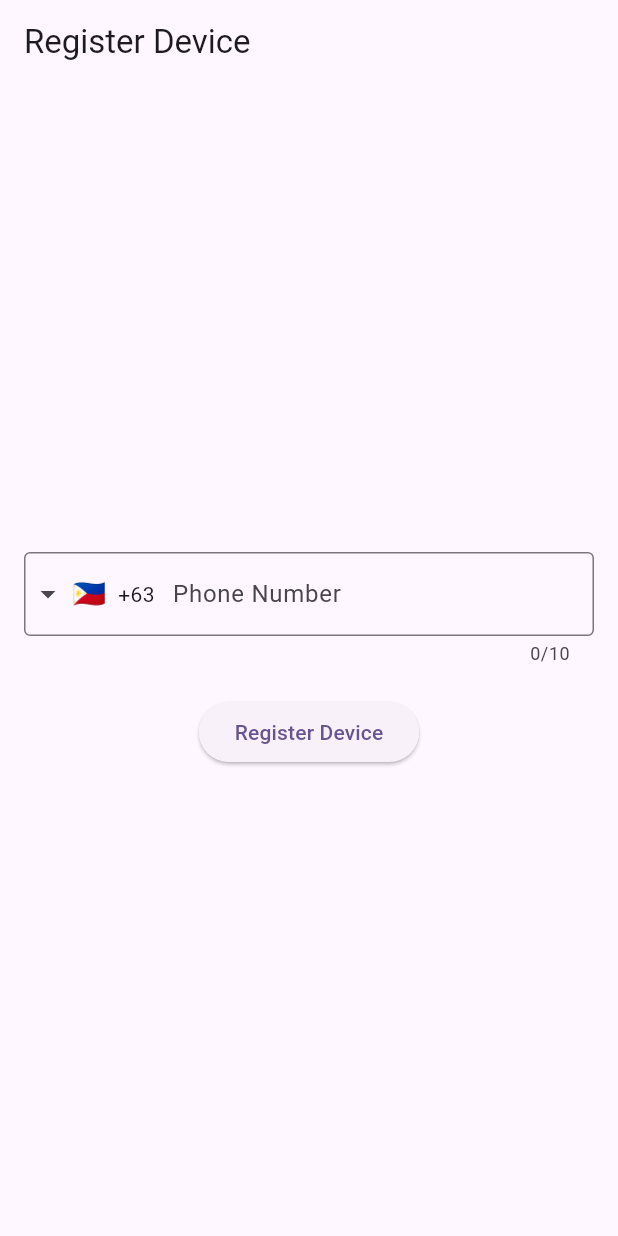
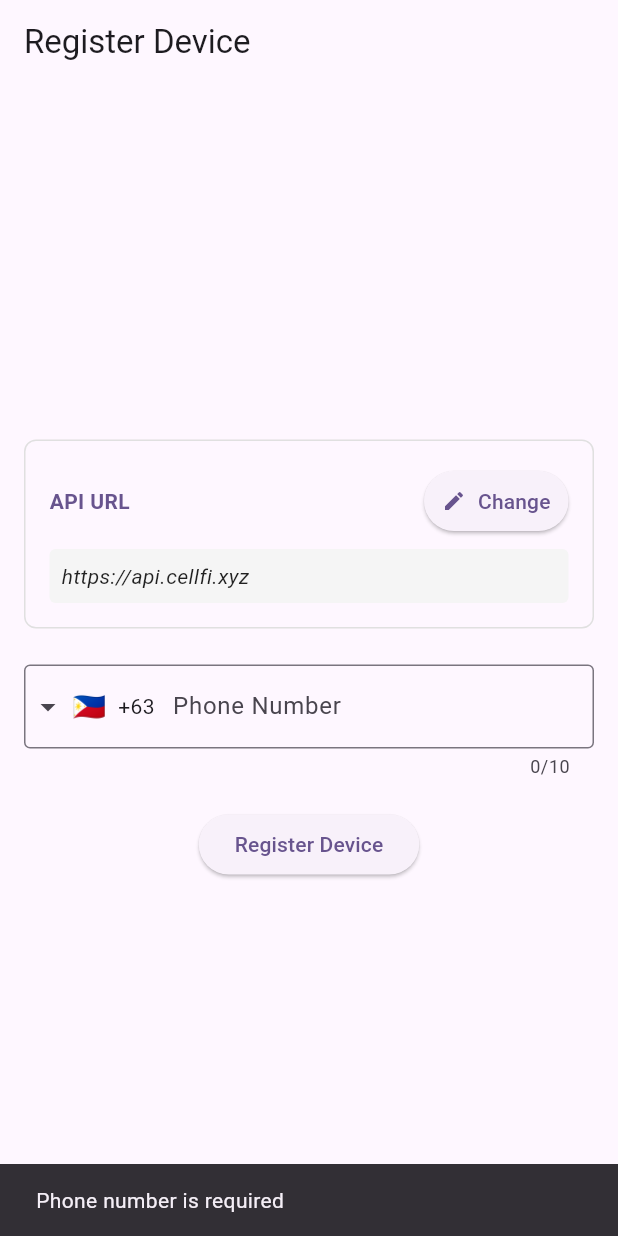
Before and after one commit to pragma-collective/flutter-gateway-poc, a Flutter app: the screen it shows after launch, after a tap on "Register Device", on a phone screen of 412 x 824 dp. Run offline on Flutter 3.47's test engine with Material 3 defaults, Android fonts, the phone set to English and light mode, and no system bars; drawn by our look-alikes of intl_phone_field; our stand-ins replace device_info_plus, dio, firebase_core, firebase_messaging, flutter_secure_storage, isar and 2 more; missing offline and left inert: another_telephony; accounts and stored records are empty; generated files the repository leaves out were written again.

Commit message:
Feat/base url dialog (#8)

```diff
--- a/lib/core/services/api_service.dart
+++ b/lib/core/services/api_service.dart
@@ -85,9 +85,8 @@ class ApiService {
   Future<void> sendMessage(String phoneNumber, String message) async {
     try {
       final dio = await _getAuthenticatedDio(); // Use auth-enabled client
-
       final response = await dio.post('/sms/message.send/', data: {
-        'mobile': phoneNumber,
+        'phone_number': phoneNumber,
         'message': message,
       });
 
--- a/lib/screens/register_device.dart
+++ b/lib/screens/register_device.dart
@@ -3,6 +3,8 @@ import 'package:intl_phone_field/intl_phone_field.dart';
 import 'package:provider/provider.dart';
 import 'package:cellfi_app/core/services/secure_storage_service.dart';
 import 'package:cellfi_app/providers/device_registration_provider.dart';
+import 'package:cellfi_app/utils/api_base_url_util.dart';
+import 'package:cellfi_app/widgets/api_base_url_selector.dart';
 import 'sms_screen.dart';
 
 class RegisterDeviceScreen extends StatefulWidget {
@@ -16,32 +18,118 @@ class _RegisterDeviceScreenState extends State<RegisterDeviceScreen> {
   final _formKey = GlobalKey<FormState>();
   String? _fullPhoneNumber;
   bool _loading = false;
+  String? _currentBaseUrl;
+  final _apiConfig = ApiUrlConfig();
+
+  @override
+  void initState() {
+    super.initState();
+    _loadCurrentBaseUrl();
+  }
+
+  Future<void> _loadCurrentBaseUrl() async {
+    final url = await _apiConfig.getBaseUrl();
+    if (mounted) {
+      setState(() {
+        _currentBaseUrl = url;
+      });
+    }
+  }
+
+  Future<void> _showApiBaseUrlDialog() async {
+    await ApiBaseUrlDialog.show(context);
+    // Reload the current base URL after dialog is closed
+    _loadCurrentBaseUrl();
+
+    // Update the provider with the new URL
+    if (mounted) {
+      try {
+        final provider = context.read<DeviceRegistrationProvider>();
+        final newBaseUrl = await _apiConfig.getBaseUrl();
+
+        if (newBaseUrl.isNotEmpty) {
+          // Update the provider with the new URL
+          provider.updateConfig(
+            baseUrl: newBaseUrl,
+            // You can add more config parameters here if needed
+          );
+
+          // Optionally log the update for debugging
+          debugPrint('Updated provider base URL to: $newBaseUrl');
+
+          // Show success confirmation to user
+          ScaffoldMessenger.of(context).showSnackBar(
+            const SnackBar(
+              content: Text('API configuration updated successfully'),
+              duration: Duration(seconds: 2),
+            ),
+          );
+        } else {
+          // Handle case where baseUrl is empty
+          debugPrint('Warning: Retrieved base URL is empty');
+          ScaffoldMessenger.of(context).showSnackBar(
+            const SnackBar(
+              content: Text('Failed to update API configuration: Empty URL'),
+              backgroundColor: Colors.orange,
+            ),
+          );
+        }
+      } catch (e) {
+        // Handle any errors during the update process
+        debugPrint('Error updating provider config: $e');
+        if (mounted) {
+          ScaffoldMessenger.of(context).showSnackBar(
+            SnackBar(
+              content: Text('Failed to update API configuration: $e'),
+              backgroundColor: Colors.red,
+            ),
+          );
+        }
+      }
+    }
+  }
+
 
   Future<void> _submit() async {
     if (!_formKey.currentState!.validate()) return;
     _formKey.currentState!.save();
 
-    if (_fullPhoneNumber == null) return;
+    if (_fullPhoneNumber == null || _fullPhoneNumber!.isEmpty) {
+      ScaffoldMessenger.of(context).showSnackBar(
+        const SnackBar(content: Text('Phone number is required')),
+      );
+      return;
+    }
 
-    setState(() => _loading = true);
+    setState(() {
+      _loading = true;
+    });
 
     try {
       await SecureStorageService.savePhoneNumber(_fullPhoneNumber!);
       final provider = context.read<DeviceRegistrationProvider>();
       await provider.register();
 
-      if (!mounted) return;
+      if (!mounted) {
+        return;
+      }
 
       Navigator.pushReplacement(
         context,
         MaterialPageRoute(builder: (_) => const SmsScreen()),
       );
     } catch (e) {
-      ScaffoldMessenger.of(context).showSnackBar(
-        SnackBar(content: Text('❌ Registration failed: $e')),
-      );
+      if (mounted) {
+        ScaffoldMessenger.of(context).showSnackBar(
+          SnackBar(content: Text('❌ Registration failed: $e')),
+        );
+      }
     } finally {
-      if (mounted) setState(() => _loading = false);
+      if (mounted) {
+        setState(() {
+          _loading = false;
+        });
+      }
     }
   }
 
@@ -56,6 +144,60 @@ class _RegisterDeviceScreenState extends State<RegisterDeviceScreen> {
           child: Column(
             mainAxisAlignment: MainAxisAlignment.center,
             children: [
+              // Display the current base URL and button to change it
+              Container(
+                padding: const EdgeInsets.all(16),
+                decoration: BoxDecoration(
+                  border: Border.all(color: Colors.grey.shade300),
+                  borderRadius: BorderRadius.circular(8),
+                ),
+                child: Column(
+                  children: [
+                    Row(
+                      mainAxisAlignment: MainAxisAlignment.spaceBetween,
+                      children: [
+                        Text(
+                          'API URL',
+                          style: TextStyle(
+                            fontWeight: FontWeight.bold,
+                            color: Theme.of(context).primaryColor,
+                          ),
+                        ),
+                        ElevatedButton.icon(
+                          onPressed: _showApiBaseUrlDialog,
+                          icon: const Icon(Icons.edit, size: 16),
+                          label: const Text('Change'),
+                          style: ElevatedButton.styleFrom(
+                            padding: const EdgeInsets.symmetric(
+                              horizontal: 12,
+                              vertical: 8,
+                            ),
+                          ),
+                        ),
+                      ],
+                    ),
+                    const SizedBox(height: 8),
+                    Container(
+                      width: double.infinity,
+                      padding: const EdgeInsets.all(8),
+                      decoration: BoxDecoration(
+                        color: Colors.grey.shade100,
+                        borderRadius: BorderRadius.circular(4),
+                      ),
+                      child: Text(
+                        _currentBaseUrl ?? 'Not set',
+                        style: TextStyle(
+                          fontStyle: FontStyle.italic,
+                          color: _currentBaseUrl != null
+                              ? Colors.black87
+                              : Colors.red,
+                        ),
+                      ),
+                    ),
+                  ],
+                ),
+              ),
+              const SizedBox(height: 24),
               IntlPhoneField(
                 decoration: const InputDecoration(
                   labelText: 'Phone Number',
```
Also changed, not shown: lib/providers/device_registration_provider.dart (+16 -0 lines).
